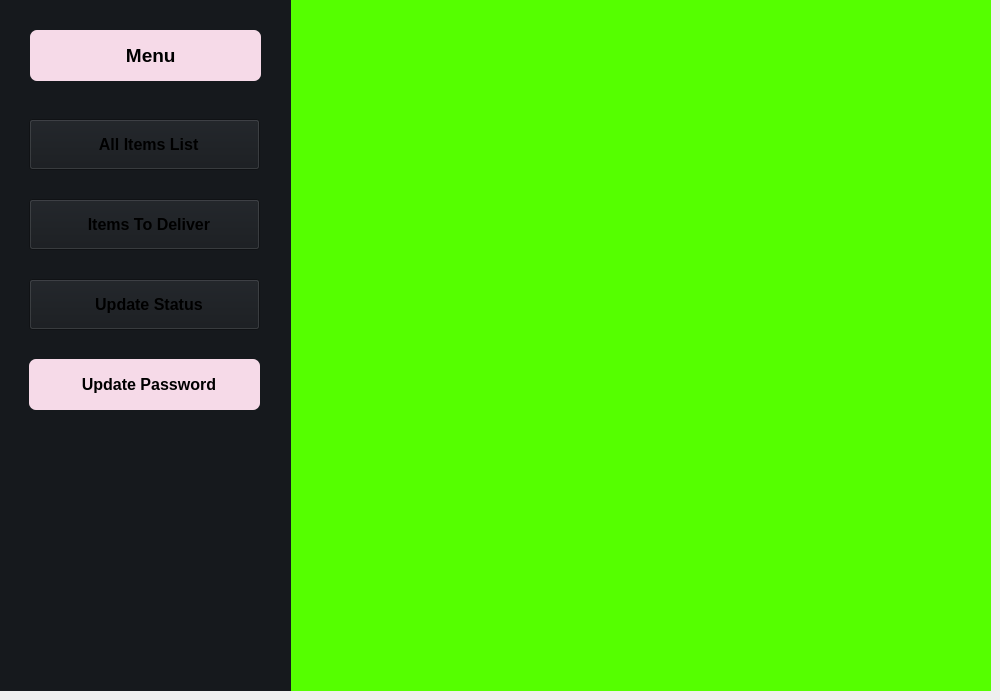
Sazidul0/Ready2Go, file deliveryboy.ui: the form before one commit.
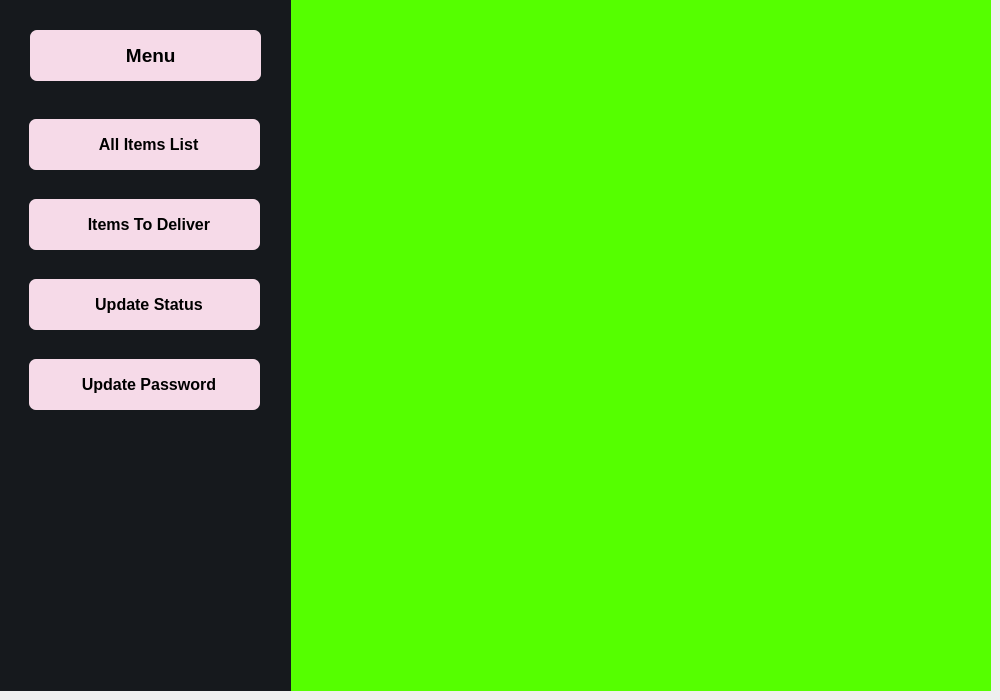
The form after the commit. The open tabs and pages were chosen to show the change. Icons and pictures are not drawn.

```diff
--- a/deliveryboy.ui
+++ b/deliveryboy.ui
@@ -278,10 +278,10 @@
         </font>
        </property>
        <property name="styleSheet">
-        <string notr="true">QPushButton#Add_product{	
+        <string notr="true">
 	border-radius:7px;
 background-color: rgb(246, 218, 232);
-}</string>
+</string>
        </property>
        <property name="text">
         <string>  All Items List</string>
@@ -313,10 +313,10 @@
         </font>
        </property>
        <property name="styleSheet">
-        <string notr="true">QPushButton#Remove_product{	
+        <string notr="true">
 	border-radius:7px;
 	background-color: rgb(246, 218, 232);
-}</string>
+</string>
        </property>
        <property name="text">
         <string>  Items To Deliver</string>
@@ -383,10 +383,9 @@
         </font>
        </property>
        <property name="styleSheet">
-        <string notr="true">QPushButton#Remove_product{	
+        <string notr="true">	
 	border-radius:7px;
-	background-color: rgb(246, 218, 232);
-}</string>
+	background-color: rgb(246, 218, 232);</string>
        </property>
        <property name="text">
         <string>  Update Status</string>
```
Left out of the diff: 2 changed lines with no effect on the pictures.
